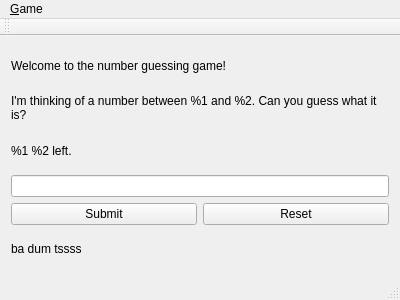
This is mainwindow.ui in Talon1024/NumberQuess as Qt 5 draws it before an edit. The edited form follows.
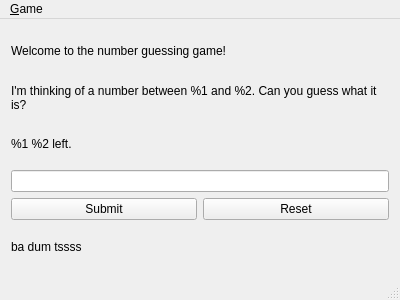
This is the edited form.

Commit message:
Add pluralization, and change the UI a bit.
Remove the tool bar.
Add lblAnsStatus and lblGameStatus to the status bar.
Pluralize "try/tries" in win message.

What changed in the file:
```diff
--- a/mainwindow.ui
+++ b/mainwindow.ui
@@ -102,14 +102,6 @@
    </widget>
    <addaction name="menuGame"/>
   </widget>
-  <widget class="QToolBar" name="mainToolBar">
-   <attribute name="toolBarArea">
-    <enum>TopToolBarArea</enum>
-   </attribute>
-   <attribute name="toolBarBreak">
-    <bool>false</bool>
-   </attribute>
-  </widget>
   <widget class="QStatusBar" name="statusBar"/>
   <action name="actionRestart">
    <property name="text">
```
The commit also changes 1 other file.
